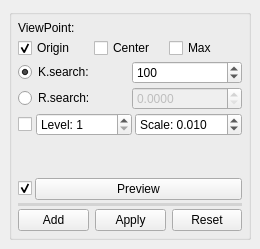
Above: cloudtool/edit/normals.ui from alex-hjm/cloudtool before the change. Below: the same form after it.
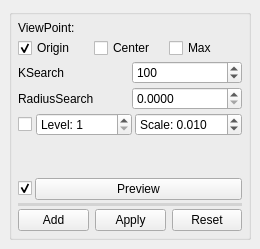
That is the form after the change. Icons and pictures are not drawn.

Diff of the .ui file:
```diff
--- a/cloudtool/edit/normals.ui
+++ b/cloudtool/edit/normals.ui
@@ -92,12 +92,9 @@
        <item>
         <layout class="QHBoxLayout" name="horizontalLayout">
          <item>
-          <widget class="QRadioButton" name="rbtn_k">
+          <widget class="QLabel" name="label_2">
            <property name="text">
-            <string>K.search: </string>
-           </property>
-           <property name="checked">
-            <bool>true</bool>
+            <string>KSearch</string>
            </property>
           </widget>
          </item>
@@ -119,16 +116,16 @@
        <item>
         <layout class="QHBoxLayout" name="horizontalLayout_2">
          <item>
-          <widget class="QRadioButton" name="rbtn_r">
+          <widget class="QLabel" name="label_3">
            <property name="text">
-            <string>R.search: </string>
+            <string>RadiusSearch</string>
            </property>
           </widget>
          </item>
          <item>
           <widget class="QDoubleSpinBox" name="dspin_r">
            <property name="enabled">
-            <bool>false</bool>
+            <bool>true</bool>
            </property>
            <property name="prefix">
             <string/>
```
